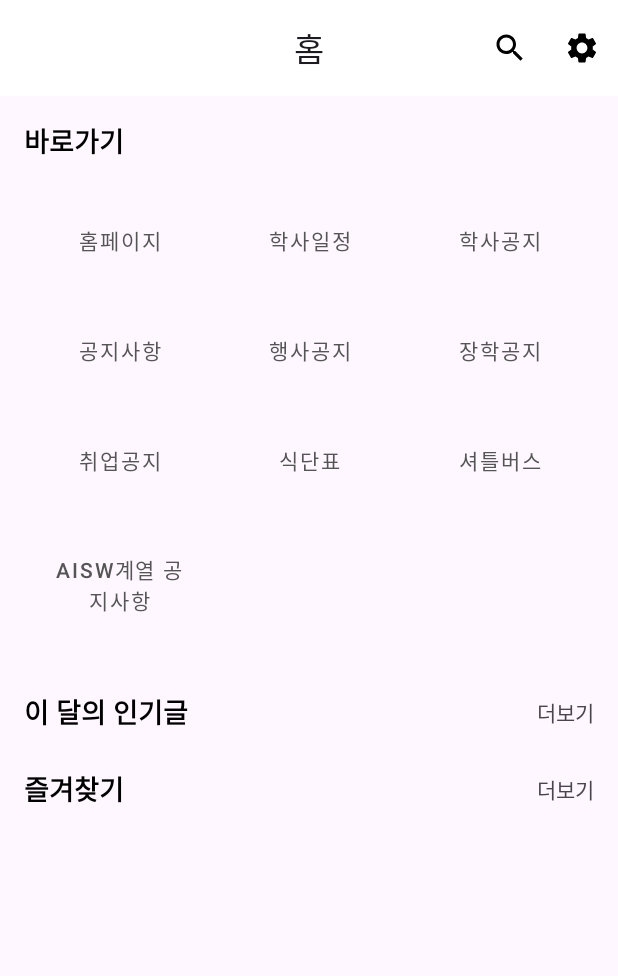
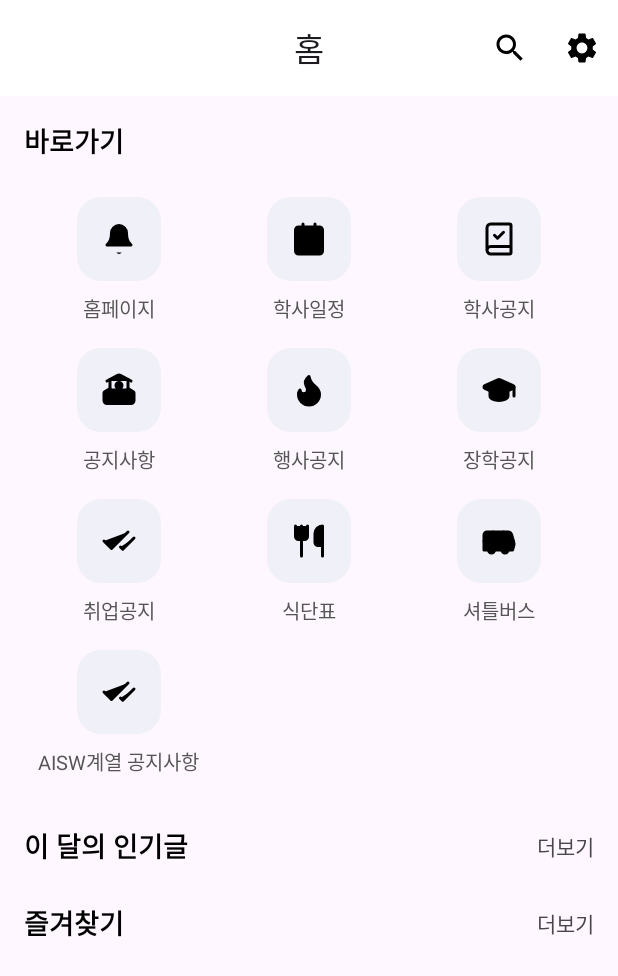
Before and after one commit to lyuchanchan/ToyProject_noticeApp, an Android app: the screen it shows after launch once a user with an empty profile is signed in (MainActivity), on a phone screen of 412 x 824 dp. Shown: the top 976 px of the screen. Run offline under Robolectric (Android 15) with nearby library versions, the phone set to English and light mode, and no system bars; our stand-ins replace Firebase (no records; nobody signed in at launch, a user with empty details on screens opened directly).

Commit message:
홈 화면 아이콘과 머지

```diff
--- a/app/src/main/java/com/example/toyproject_noticeapp/adapter/HomeShortcutAdapter.kt
+++ b/app/src/main/java/com/example/toyproject_noticeapp/adapter/HomeShortcutAdapter.kt
@@ -26,10 +26,13 @@ class HomeShortcutAdapter(
         private val binding: ItemHomeShortcutBinding,
         private val onClick: (Shortcut) -> Unit
     ) : RecyclerView.ViewHolder(binding.root) {
+
         fun bind(item: Shortcut) {
-            // MaterialButton의 text를 직접 설정
-            (binding.root as? com.google.android.material.button.MaterialButton)?.text = item.name
-            binding.root.setOnClickListener {
+            // 아이콘과 텍스트를 각각의 뷰에 설정
+            binding.imageShortcutIcon.setImageResource(item.iconResId)
+            binding.textShortcutName.text = item.name
+
+            itemView.setOnClickListener {
                 onClick(item)
             }
         }
--- a/app/src/main/java/com/example/toyproject_noticeapp/data/Shortcut.kt
+++ b/app/src/main/java/com/example/toyproject_noticeapp/data/Shortcut.kt
@@ -1,6 +1,9 @@
 package com.example.toyproject_noticeapp.data
 
+import androidx.annotation.DrawableRes
+
 data class Shortcut(
+    @DrawableRes val iconResId: Int,
     val name: String,
     val url: String // ⬅️ URL 정보를 저장할 변수를 추가합니다.
 )
--- a/app/src/main/java/com/example/toyproject_noticeapp/ui/home/HomeMainFragment.kt
+++ b/app/src/main/java/com/example/toyproject_noticeapp/ui/home/HomeMainFragment.kt
@@ -76,18 +76,20 @@ class HomeMainFragment : Fragment() {
     }
 
     private fun setupShortcutRecyclerView() {
+        // 아이콘, 이름, URL/타입을 모두 포함하는 데이터 리스트
         val shortcutList = listOf(
-            Shortcut("홈페이지", "https://www.hs.ac.kr/kor/index.do"),
-            Shortcut("학사일정", "https://www.hs.ac.kr/kor/80/subview.do"),
-            Shortcut("학사공지", "BOARD"),
-            Shortcut("공지사항", "BOARD"),
-            Shortcut("행사공지", "BOARD"),
-            Shortcut("장학공지", "BOARD"),
-            Shortcut("취업공지", "BOARD"),
-            Shortcut("식단표", "https://www.hs.ac.kr/kor/70/subview.do"),
-            Shortcut("셔틀버스", "https://www.hs.ac.kr/kor/69/subview.do"),
-            Shortcut("AISW계열 공지사항", "BOARD")
+            Shortcut(R.drawable.home_icon_1, "홈페이지", "https://www.hs.ac.kr/kor/index.do"),
+            Shortcut(R.drawable.home_icon_calendar, "학사일정", "https://www.hs.ac.kr/kor/80/subview.do"),
+            Shortcut(R.drawable.home_icon_haksa, "학사공지", "BOARD"),
+            Shortcut(R.drawable.home_icon_chuiup, "공지사항", "BOARD"),
+            Shortcut(R.drawable.home_icon_festival, "행사공지", "BOARD"),
+            Shortcut(R.drawable.home_icon_scholarship, "장학공지", "BOARD"),
+            Shortcut(R.drawable.home_icon_check, "취업공지", "BOARD"),
+            Shortcut(R.drawable.home_icon_food, "식단표", "https://www.hs.ac.kr/kor/70/subview.do"),
+            Shortcut(R.drawable.home_icon_bus, "셔틀버스", "https://www.hs.ac.kr/kor/69/subview.do"),
+            Shortcut(R.drawable.home_icon_check, "AISW계열 공지사항", "BOARD")
         )
+
         val shortcutAdapter = HomeShortcutAdapter(shortcutList) { shortcut ->
             if (shortcut.url == "BOARD") {
                 val bundle = bundleOf("categoryName" to shortcut.name)
@@ -179,7 +181,6 @@ class HomeMainFragment : Fragment() {
         fetchHomeFavorites()
     }
 
-    // ##### 이 함수가 수정되었습니다! #####
     private fun fetchHomeFavorites() {
         val db = Firebase.firestore
         val userId = "test" // TODO: 실제 로그인된 사용자 ID로 교체
@@ -189,7 +190,6 @@ class HomeMainFragment : Fragment() {
                 if (document != null && document.exists()) {
                     val favoriteIds = document.get("favorites") as? List<String>
 
-                    // 비어있는 문자열을 제거하여 유효한 ID 목록만 필터링합니다.
                     val validFavoriteIds = favoriteIds?.filter { it.isNotBlank() }
 
                     if (validFavoriteIds != null && validFavoriteIds.isNotEmpty()) {
--- /dev/null
+++ b/app/src/main/res/drawable/home_icon_1.xml
@@ -0,0 +1,6 @@
+<vector xmlns:android="http://schemas.android.com/apk/res/android" android:autoMirrored="true" android:height="24dp" android:viewportHeight="24" android:viewportWidth="24" android:width="24dp">
+
+    <path android:fillColor="#FF000000" android:pathData="M10.268,21a2,2 0,0 0,3.464 0" android:strokeLineCap="round" android:strokeLineJoin="round" android:strokeWidth="2"/>
+
+    <path android:fillColor="#FF000000" android:pathData="M3.262,15.326A1,1 0,0 0,4 17h16a1,1 0,0 0,0.74 -1.673C19.41,13.956 18,12.499 18,8A6,6 0,0 0,6 8c0,4.499 -1.411,5.956 -2.738,7.326" android:strokeLineCap="round" android:strokeLineJoin="round" android:strokeWidth="2"/>
+</vector>
--- /dev/null
+++ b/app/src/main/res/drawable/home_icon_bus.xml
@@ -0,0 +1,17 @@
+<vector xmlns:android="http://schemas.android.com/apk/res/android" android:autoMirrored="true" android:height="24dp" android:viewportHeight="24" android:viewportWidth="24" android:width="24dp">
+
+    <path android:fillColor="#FF000000" android:pathData="M8,6v6" android:strokeColor="#FF000000" android:strokeLineCap="round" android:strokeLineJoin="round" android:strokeWidth="2"/>
+
+    <path android:fillColor="#FF000000" android:pathData="M15,6v6" android:strokeColor="#FF000000" android:strokeLineCap="round" android:strokeLineJoin="round" android:strokeWidth="2"/>
+
+    <path android:fillColor="#FF000000" android:pathData="M2,12h19.6" android:strokeColor="#FF000000" android:strokeLineCap="round" android:strokeLineJoin="round" android:strokeWidth="2"/>
+
+    <path android:fillColor="#FF000000" android:pathData="M18,18h3s0.5,-1.7 0.8,-2.8c0.1,-0.4 0.2,-0.8 0.2,-1.2 0,-0.4 -0.1,-0.8 -0.2,-1.2l-1.4,-5C20.1,6.8 19.1,6 18,6H4a2,2 0,0 0,-2 2v10h3" android:strokeColor="#FF000000" android:strokeLineCap="round" android:strokeLineJoin="round" android:strokeWidth="2"/>
+
+    <path android:fillColor="#FF000000" android:pathData="M7,18m-2,0a2,2 0,1 1,4 0a2,2 0,1 1,-4 0" android:strokeColor="#FF000000" android:strokeLineCap="round" android:strokeLineJoin="round" android:strokeWidth="2"/>
+
+    <path android:fillColor="#FF000000" android:pathData="M9,18h5" android:strokeColor="#FF000000" android:strokeLineCap="round" android:strokeLineJoin="round" android:strokeWidth="2"/>
+
+    <path android:fillColor="#FF000000" android:pathData="M16,18m-2,0a2,2 0,1 1,4 0a2,2 0,1 1,-4 0" android:strokeColor="#FF000000" android:strokeLineCap="round" android:strokeLineJoin="round" android:strokeWidth="2"/>
+
+</vector>
--- /dev/null
+++ b/app/src/main/res/drawable/home_icon_calendar.xml
@@ -0,0 +1,23 @@
+<vector xmlns:android="http://schemas.android.com/apk/res/android" android:autoMirrored="true" android:height="24dp" android:viewportHeight="24" android:viewportWidth="24" android:width="24dp">
+
+    <path android:fillColor="#FF000000" android:pathData="M8,2v4" android:strokeColor="#FF000000" android:strokeLineCap="round" android:strokeLineJoin="round" android:strokeWidth="2"/>
+
+    <path android:fillColor="#FF000000" android:pathData="M16,2v4" android:strokeColor="#FF000000" android:strokeLineCap="round" android:strokeLineJoin="round" android:strokeWidth="2"/>
+
+    <path android:fillColor="#FF000000" android:pathData="M5,4L19,4A2,2 0,0 1,21 6L21,20A2,2 0,0 1,19 22L5,22A2,2 0,0 1,3 20L3,6A2,2 0,0 1,5 4z" android:strokeColor="#FF000000" android:strokeLineCap="round" android:strokeLineJoin="round" android:strokeWidth="2"/>
+
+    <path android:fillColor="#FF000000" android:pathData="M3,10h18" android:strokeColor="#FF000000" android:strokeLineCap="round" android:strokeLineJoin="round" android:strokeWidth="2"/>
+
+    <path android:fillColor="#FF000000" android:pathData="M8,14h0.01" android:strokeColor="#FF000000" android:strokeLineCap="round" android:strokeLineJoin="round" android:strokeWidth="2"/>
+
+    <path android:fillColor="#FF000000" android:pathData="M12,14h0.01" android:strokeColor="#FF000000" android:strokeLineCap="round" android:strokeLineJoin="round" android:strokeWidth="2"/>
+
+    <path android:fillColor="#FF000000" android:pathData="M16,14h0.01" android:strokeColor="#FF000000" android:strokeLineCap="round" android:strokeLineJoin="round" android:strokeWidth="2"/>
+
+    <path android:fillColor="#FF000000" android:pathData="M8,18h0.01" android:strokeColor="#FF000000" android:strokeLineCap="round" android:strokeLineJoin="round" android:strokeWidth="2"/>
+
+    <path android:fillColor="#FF000000" android:pathData="M12,18h0.01" android:strokeColor="#FF000000" android:strokeLineCap="round" android:strokeLineJoin="round" android:strokeWidth="2"/>
+
+    <path android:fillColor="#FF000000" android:pathData="M16,18h0.01" android:strokeColor="#FF000000" android:strokeLineCap="round" android:strokeLineJoin="round" android:strokeWidth="2"/>
+
+</vector>
--- /dev/null
+++ b/app/src/main/res/drawable/home_icon_check.xml
@@ -0,0 +1,7 @@
+<vector xmlns:android="http://schemas.android.com/apk/res/android" android:autoMirrored="true" android:height="24dp" android:viewportHeight="24" android:viewportWidth="24" android:width="24dp">
+
+    <path android:fillColor="#ff000000" android:pathData="M18,6 L7,17l-5,-5" android:strokeColor="#FF000000" android:strokeLineCap="round" android:strokeLineJoin="round" android:strokeWidth="2"/>
+
+    <path android:fillColor="#ff000000" android:pathData="m22,10 l-7.5,7.5L13,16" android:strokeColor="#FF000000" android:strokeLineCap="round" android:strokeLineJoin="round" android:strokeWidth="2"/>
+
+</vector>
--- /dev/null
+++ b/app/src/main/res/drawable/home_icon_chuiup.xml
@@ -0,0 +1,15 @@
+<vector xmlns:android="http://schemas.android.com/apk/res/android" android:autoMirrored="true" android:height="24dp" android:viewportHeight="24" android:viewportWidth="24" android:width="24dp">
+
+    <path android:fillColor="#ff000000" android:pathData="M14,21v-3a2,2 0,0 0,-4 0v3" android:strokeColor="#FF000000" android:strokeLineCap="round" android:strokeLineJoin="round" android:strokeWidth="2"/>
+
+    <path android:fillColor="#ff000000" android:pathData="M18,5v16" android:strokeColor="#FF000000" android:strokeLineCap="round" android:strokeLineJoin="round" android:strokeWidth="2"/>
+
+    <path android:fillColor="#ff000000" android:pathData="m4,6 l7.106,-3.79a2,2 0,0 1,1.788 0L20,6" android:strokeColor="#FF000000" android:strokeLineCap="round" android:strokeLineJoin="round" android:strokeWidth="2"/>
+
+    <path android:fillColor="#ff000000" android:pathData="m6,11 l-3.52,2.147a1,1 0,0 0,-0.48 0.854V19a2,2 0,0 0,2 2h16a2,2 0,0 0,2 -2v-5a1,1 0,0 0,-0.48 -0.853L18,11" android:strokeColor="#FF000000" android:strokeLineCap="round" android:strokeLineJoin="round" android:strokeWidth="2"/>
+
+    <path android:fillColor="#ff000000" android:pathData="M6,5v16" android:strokeColor="#FF000000" android:strokeLineCap="round" android:strokeLineJoin="round" android:strokeWidth="2"/>
+
+    <path android:fillColor="#ff000000" android:pathData="M12,9m-2,0a2,2 0,1 1,4 0a2,2 0,1 1,-4 0" android:strokeColor="#FF000000" android:strokeLineCap="round" android:strokeLineJoin="round" android:strokeWidth="2"/>
+
+</vector>
--- /dev/null
+++ b/app/src/main/res/drawable/home_icon_festival.xml
@@ -0,0 +1,5 @@
+<vector xmlns:android="http://schemas.android.com/apk/res/android" android:autoMirrored="true" android:height="24dp" android:viewportHeight="24" android:viewportWidth="24" android:width="24dp">
+
+    <path android:fillColor="#ff000000" android:pathData="M8.5,14.5A2.5,2.5 0,0 0,11 12c0,-1.38 -0.5,-2 -1,-3 -1.072,-2.143 -0.224,-4.054 2,-6 0.5,2.5 2,4.9 4,6.5 2,1.6 3,3.5 3,5.5a7,7 0,1 1,-14 0c0,-1.153 0.433,-2.294 1,-3a2.5,2.5 0,0 0,2.5 2.5z" android:strokeColor="#FF000000" android:strokeLineCap="round" android:strokeLineJoin="round" android:strokeWidth="2"/>
+
+</vector>
--- /dev/null
+++ b/app/src/main/res/drawable/home_icon_food.xml
@@ -0,0 +1,9 @@
+<vector xmlns:android="http://schemas.android.com/apk/res/android" android:autoMirrored="true" android:height="24dp" android:viewportHeight="24" android:viewportWidth="24" android:width="24dp">
+
+    <path android:fillColor="#ff000000" android:pathData="M3,2v7c0,1.1 0.9,2 2,2h4a2,2 0,0 0,2 -2V2" android:strokeColor="#FF000000" android:strokeLineCap="round" android:strokeLineJoin="round" android:strokeWidth="2"/>
+
+    <path android:fillColor="#ff000000" android:pathData="M7,2v20" android:strokeColor="#FF000000" android:strokeLineCap="round" android:strokeLineJoin="round" android:strokeWidth="2"/>
+
+    <path android:fillColor="#ff000000" android:pathData="M21,15L21,2a5,5 0,0 0,-5 5v6c0,1.1 0.9,2 2,2h3ZM21,15v7" android:strokeColor="#FF000000" android:strokeLineCap="round" android:strokeLineJoin="round" android:strokeWidth="2"/>
+
+</vector>
--- /dev/null
+++ b/app/src/main/res/drawable/home_icon_haksa.xml
@@ -0,0 +1,7 @@
+<vector xmlns:android="http://schemas.android.com/apk/res/android" android:autoMirrored="true" android:height="24dp" android:viewportHeight="24" android:viewportWidth="24" android:width="24dp">
+
+    <path android:fillColor="#00000000" android:pathData="M4,19.5v-15A2.5,2.5 0,0 1,6.5 2H19a1,1 0,0 1,1 1v18a1,1 0,0 1,-1 1H6.5a1,1 0,0 1,0 -5H20" android:strokeColor="#FF000000" android:strokeLineCap="round" android:strokeLineJoin="round" android:strokeWidth="2"/>
+
+    <path android:fillColor="#00000000" android:pathData="m9,9.5 l2,2 4,-4" android:strokeColor="#FF000000" android:strokeLineCap="round" android:strokeLineJoin="round" android:strokeWidth="2"/>
+
+</vector>
--- /dev/null
+++ b/app/src/main/res/drawable/home_icon_scholarship.xml
@@ -0,0 +1,9 @@
+<vector xmlns:android="http://schemas.android.com/apk/res/android" android:autoMirrored="true" android:height="24dp" android:viewportHeight="24" android:viewportWidth="24" android:width="24dp">
+
+    <path android:fillColor="#ff000000" android:pathData="M21.42,10.922a1,1 0,0 0,-0.019 -1.838L12.83,5.18a2,2 0,0 0,-1.66 0L2.6,9.08a1,1 0,0 0,0 1.832l8.57,3.908a2,2 0,0 0,1.66 0z" android:strokeColor="#FF000000" android:strokeLineCap="round" android:strokeLineJoin="round" android:strokeWidth="2"/>
+
+    <path android:fillColor="#ff000000" android:pathData="M22,10v6" android:strokeColor="#FF000000" android:strokeLineCap="round" android:strokeLineJoin="round" android:strokeWidth="2"/>
+
+    <path android:fillColor="#ff000000" android:pathData="M6,12.5V16a6,3 0,0 0,12 0v-3.5" android:strokeColor="#FF000000" android:strokeLineCap="round" android:strokeLineJoin="round" android:strokeWidth="2"/>
+
+</vector>
--- a/app/src/main/res/layout/item_home_shortcut.xml
+++ b/app/src/main/res/layout/item_home_shortcut.xml
@@ -1,12 +1,29 @@
 <?xml version="1.0" encoding="utf-8"?>
-<com.google.android.material.button.MaterialButton
-    xmlns:android="http://schemas.android.com/apk/res/android"
-    style="@style/Widget.MaterialComponents.Button.TextButton"
+<LinearLayout xmlns:android="http://schemas.android.com/apk/res/android"
+    xmlns:tools="http://schemas.android.com/tools"
     android:layout_width="match_parent"
     android:layout_height="wrap_content"
-    android:layout_margin="4dp"
-    android:background="@drawable/shape_home_button_background"
-    android:textColor="#555555"
+    android:orientation="vertical"
     android:gravity="center"
-    android:padding="16dp"
-    android:text="바로가기 항목"/>
+    android:padding="8dp"
+    android:background="?attr/selectableItemBackground">
+
+    <ImageView
+        android:id="@+id/image_shortcut_icon"
+        android:layout_width="56dp"
+        android:layout_height="56dp"
+        android:background="@drawable/shape_home_button_background"
+        android:scaleType="centerInside"
+        android:padding="14dp"
+        tools:src="@drawable/ic_home" />
+
+    <TextView
+        android:id="@+id/text_shortcut_name"
+        android:layout_width="wrap_content"
+        android:layout_height="wrap_content"
+        android:layout_marginTop="8dp"
+        android:textColor="#555555"
+        android:textSize="13sp"
+        tools:text="홈페이지" />
+
+</LinearLayout>
```
